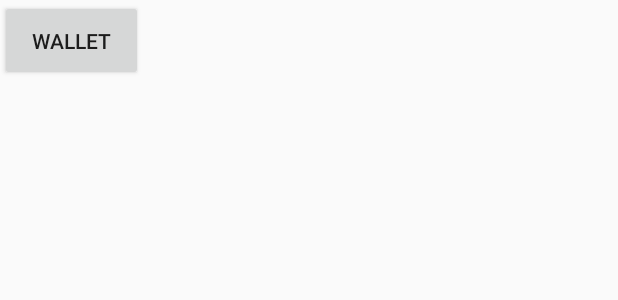
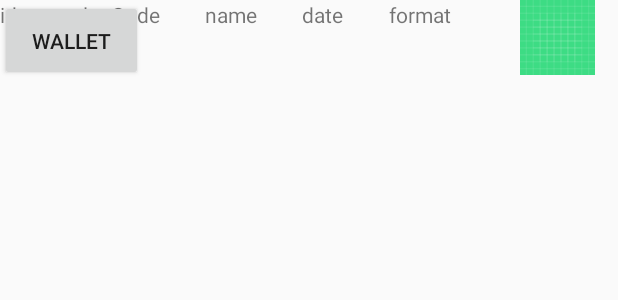
Before and after one commit to ngochai4404/barcode, an Android app: the layout activity_product.xml on its own in the app's theme, with its tools: preview values and no code run, on a phone screen of 412 x 824 dp. Shown: the top 300 px of the screen. Run offline under Robolectric (Android 15) with nearby library versions, the phone set to English and light mode, and no system bars.

Commit message:
feat: item_product

```diff
--- a/app/build.gradle
+++ b/app/build.gradle
@@ -14,6 +14,10 @@ android {
         versionName "1.0"
 
         testInstrumentationRunner "androidx.test.runner.AndroidJUnitRunner"
+    }
+
+    buildFeatures {
+        dataBinding true
     }
 
     buildTypes {
--- /dev/null
+++ b/app/src/main/java/com/khaled/mlbarcodescanner/adapter/ProductAdapter.kt
@@ -0,0 +1,5 @@
+package com.khaled.mlbarcodescanner.adapter
+
+class ProductAdapter {
+
+}
--- a/app/src/main/res/layout/activity_product.xml
+++ b/app/src/main/res/layout/activity_product.xml
@@ -7,13 +7,18 @@
     tools:context=".MainActivity">
 
     <androidx.recyclerview.widget.RecyclerView
+        tools:listitem="@layout/item_product"
         android:id="@+id/list_item"
         android:layout_width="match_parent"
-        android:layout_height="match_parent" />
-    <TextView
-        android:id="@+id/tvTest"
-        android:layout_width="match_parent"
-        android:layout_height="match_parent"/>
+        android:layout_height="match_parent"
+        app:layout_constraintBottom_toBottomOf="parent"
+        app:layout_constraintEnd_toEndOf="parent"
+        app:layout_constraintStart_toStartOf="parent"
+        app:layout_constraintTop_toTopOf="parent" />
+<!--    <TextView-->
+<!--        android:id="@+id/tvTest"-->
+<!--        android:layout_width="match_parent"-->
+<!--        android:layout_height="match_parent"/>-->
 
     <androidx.appcompat.widget.AppCompatButton
         android:id="@+id/btnWallet"
--- /dev/null
+++ b/app/src/main/res/layout/item_product.xml
@@ -0,0 +1,51 @@
+<?xml version="1.0" encoding="utf-8"?>
+<LinearLayout xmlns:android="http://schemas.android.com/apk/res/android"
+    xmlns:app="http://schemas.android.com/apk/res-auto"
+    xmlns:tools="http://schemas.android.com/tools"
+    android:layout_width="match_parent"
+    android:layout_height="match_parent">
+
+
+    <TextView
+        android:id="@+id/id_products"
+        android:layout_width="wrap_content"
+        android:layout_height="wrap_content"
+        android:layout_weight="1"
+        android:text="@string/id" />
+
+    <TextView
+        android:id="@+id/code_products"
+        android:layout_width="wrap_content"
+        android:layout_height="wrap_content"
+        android:layout_weight="1"
+        android:text="@string/valuecode" />
+
+    <TextView
+        android:id="@+id/name_products"
+        android:layout_width="wrap_content"
+        android:layout_height="wrap_content"
+        android:layout_weight="1"
+        android:text="@string/name" />
+
+    <TextView
+        android:id="@+id/date_products"
+        android:layout_width="wrap_content"
+        android:layout_height="wrap_content"
+        android:layout_weight="1"
+        android:text="@string/date" />
+
+    <TextView
+        android:id="@+id/format_products"
+        android:layout_width="wrap_content"
+        android:layout_height="wrap_content"
+        android:layout_weight="1"
+        android:text="@string/format" />
+
+    <ImageView
+        android:id="@+id/image_products"
+        android:layout_width="50dp"
+        android:layout_height="50dp"
+        android:layout_weight="1"
+        app:srcCompat="@drawable/ic_launcher_background" />
+
+</LinearLayout>
--- a/app/src/main/res/values/strings.xml
+++ b/app/src/main/res/values/strings.xml
@@ -1,4 +1,9 @@
 <resources>
     <string name="app_name">MLBarcodeScanner</string>
     <string name="wallet">Wallet</string>
+    <string name="id">id</string>
+    <string name="valuecode">valueCode</string>
+    <string name="name">name</string>
+    <string name="date">date</string>
+    <string name="format">format</string>
 </resources>
```
